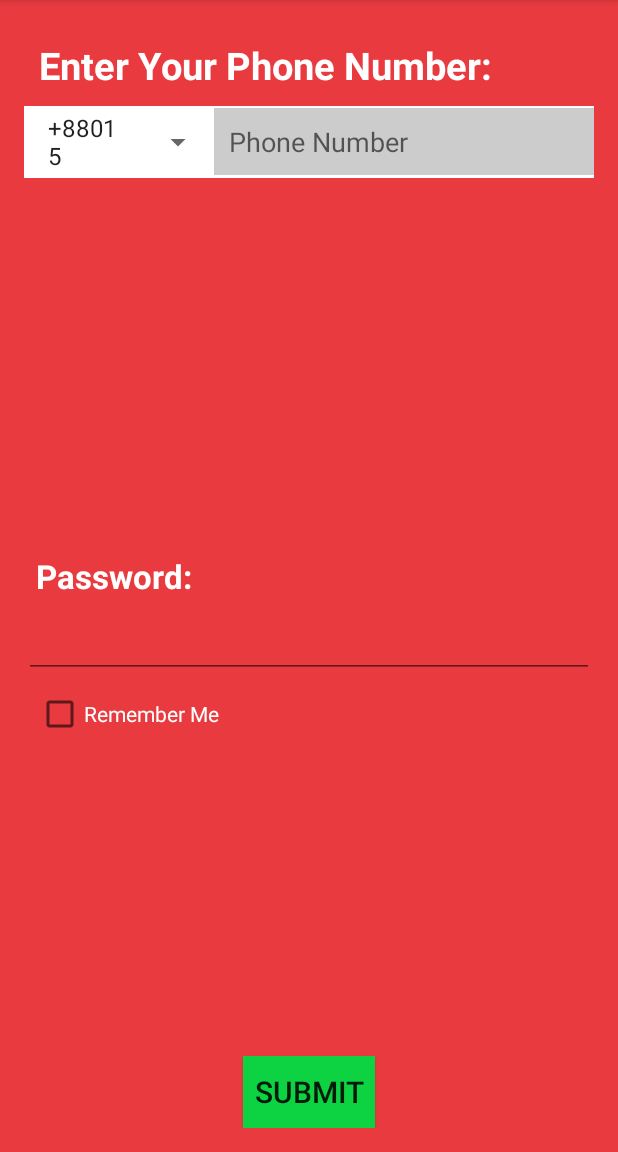
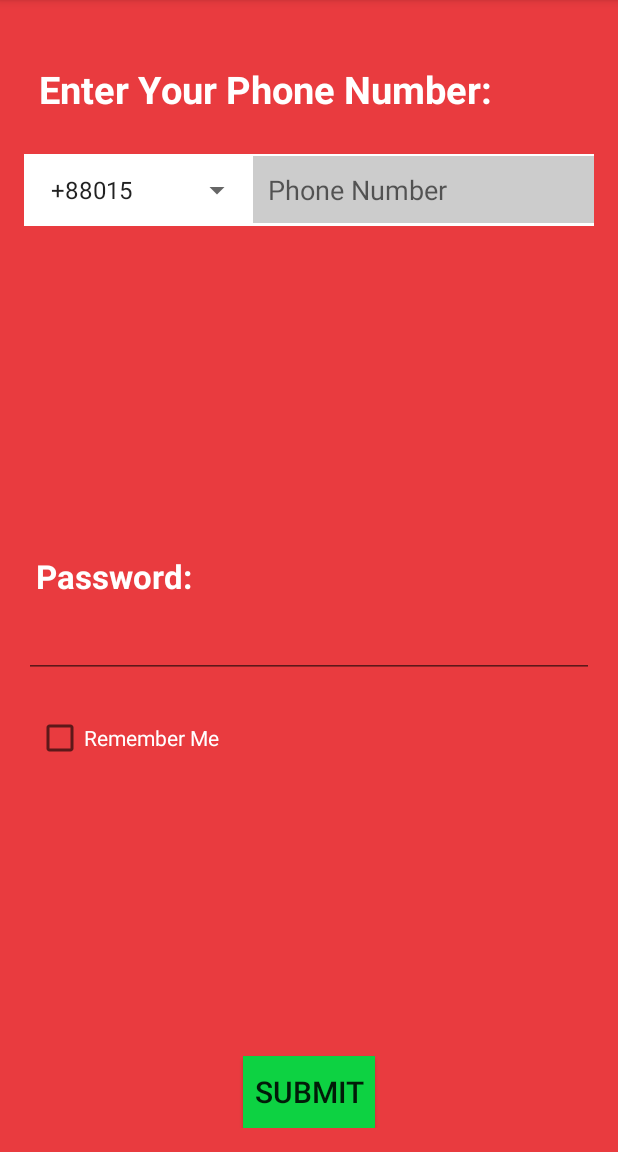
Before and after one commit to AsifShaafi/BloodDonate, an Android app: the UserPhoneNumerInput screen opened directly, with no data from a screen before it, on a phone screen of 412 x 824 dp, the part 84-1236 px from its top. Run offline under Robolectric (Android 15) with nearby library versions, the phone set to English and light mode, and no system bars.

```diff
--- a/app/build.gradle
+++ b/app/build.gradle
@@ -24,4 +24,5 @@ dependencies {
     compile fileTree(include: ['*.jar'], dir: 'libs')
     testCompile 'junit:junit:4.12'
     compile 'com.android.support:appcompat-v7:23.3.0'
+    compile 'com.squareup.okhttp3:okhttp:3.3.1'
 }
--- a/app/src/main/java/com/example/shaafi/blooddonate/SearchPage.java
+++ b/app/src/main/java/com/example/shaafi/blooddonate/SearchPage.java
@@ -19,15 +19,11 @@ import android.widget.Toast;
 public class SearchPage extends AppCompatActivity {
 
     public static String jsonString;
+    public static String bloodType, location;
+    AutoCompleteTextView etLocation;
+    Spinner bloodSpinner;
     private ConnectivityManager connectivityManager;
     private int NETWORK_STATUS = 1;
-
-    public static String bloodType, location;
-
-
-    AutoCompleteTextView etLocation;
-    Spinner bloodSpinner;
-
 
     @Override
     protected void onCreate(Bundle savedInstanceState) {
@@ -118,11 +114,43 @@ public class SearchPage extends AppCompatActivity {
                 //searching and getting the data from the web as json
                 BackgroundTaskSearch backgroundTaskSearch = new BackgroundTaskSearch(this);
                 backgroundTaskSearch.execute(method, bloodType, location);
+
+//                OkHttpClient client = new OkHttpClient();
+//                RequestBody formBody = new FormBody.Builder()
+//                        .add("bloodType", bloodType)
+//                        .add("location", location)
+//                        .build();
+//
+//                Request request = new Request.Builder()
+//                        .url("http://www.androidtesting.tk/connect_blood_donation_fetch_data_2.php")
+//                        .post(formBody)
+//                        .build();
+//
+//                Call call = client.newCall(request);
+//
+//                call.enqueue(new Callback() {
+//                    @Override
+//                    public void onFailure(Call call, IOException e) {
+//
+//                    }
+//
+//                    @Override
+//                    public void onResponse(Call call, Response response) throws IOException {
+//                        final String json = response.body().string();
+//                        runOnUiThread(new Runnable() {
+//                            @Override
+//                            public void run() {
+//                                Toast.makeText(SearchPage.this, "json:" + json, Toast.LENGTH_SHORT).show();
+//                                SearchPage.jsonString = json;
+//                            }
+//                        });
+//                    }
+//                });
+
             }
             else{
                 Toast.makeText(this, "Please connect to internet first", Toast.LENGTH_SHORT).show();
             }
-
         }
         else{
             etLocation.setError("Please Enter Area/Location");
--- a/app/src/main/res/layout/activity_user_phone_numer_input.xml
+++ b/app/src/main/res/layout/activity_user_phone_numer_input.xml
@@ -9,97 +9,103 @@
     android:paddingTop="@dimen/activity_vertical_margin"
     tools:context="com.example.shaafi.blooddonate.UserPhoneNumerInput">
     <TextView
+        android:id="@+id/text_ViewPhoneNum"
         android:layout_width="wrap_content"
         android:layout_height="wrap_content"
+        android:layout_alignParentLeft="true"
+        android:layout_alignParentStart="true"
+        android:layout_alignParentTop="true"
+        android:layout_marginTop="16dp"
+        android:padding="10dp"
+        android:text="@string/enter_phn_number"
         android:textAppearance="?android:attr/textAppearanceLarge"
-        android:text="@string/enter_phn_number"
+        android:textColor="#FFF"
         android:textColorLink="#eee9aa"
-        android:textStyle="bold"
         android:textSize="25sp"
-        android:textColor="#FFF"
-        android:padding="10dp"
-        android:id="@+id/text_ViewPhoneNum"
-        android:layout_alignParentTop="true"
-        android:layout_alignParentLeft="true"
-        android:layout_alignParentStart="true" />
+        android:textStyle="bold"/>
 
     <LinearLayout
-        android:orientation="horizontal"
+        android:id="@+id/linearLayout"
         android:layout_width="match_parent"
         android:layout_height="wrap_content"
+        android:layout_alignParentEnd="true"
+        android:layout_alignParentRight="true"
+        android:layout_below="@+id/text_ViewPhoneNum"
+        android:layout_marginTop="16dp"
         android:background="#fff"
-        android:id="@+id/linearLayout"
-        android:layout_below="@+id/text_ViewPhoneNum"
-        android:layout_alignParentRight="true"
-        android:layout_alignParentEnd="true">
+        android:orientation="horizontal">
 
         <Spinner
+            android:id="@+id/phn_spinner_userIfo"
             android:layout_width="0dp"
             android:layout_height="wrap_content"
-            android:layout_weight="1"
-            android:textStyle="bold"
-            android:layout_gravity="center"
-            android:textColor="#FFF"
-            android:id="@+id/phn_spinner_userIfo"/>
+            android:layout_gravity="center_vertical|center"
+            android:layout_marginLeft="2dp"
+            android:layout_marginStart="2dp"
+            android:layout_weight="4"
+            android:gravity="center|center_horizontal|fill_vertical"
+            android:spinnerMode="dropdown"
+            android:textColor="#FFF"/>
 
         <EditText
+            android:id="@+id/editTextPhoneNumber_userIfo"
             android:layout_width="0dp"
             android:layout_height="wrap_content"
-            android:layout_weight="2"
+            android:layout_gravity="center"
+            android:layout_weight="6"
+            android:background="#cccccc"
+            android:ems="11"
             android:hint="@string/phn_num_hint"
-            android:padding="10dp"
-            android:layout_gravity="center"
-            android:ems="11"
-            android:background="#cccccc"
             android:inputType="phone"
-            android:id="@+id/editTextPhoneNumber_userIfo" />
+            android:padding="10dp"/>
     </LinearLayout>
 
     <Button
+        android:id="@+id/buttonPhoneRegister"
         android:layout_width="wrap_content"
         android:layout_height="wrap_content"
+        android:layout_alignParentBottom="true"
+        android:layout_centerHorizontal="true"
         android:layout_gravity="center"
+        android:background="#0dd242"
+        android:onClick="userInfoClass"
+        android:padding="5dp"
         android:text="Submit"
-        android:background="#0dd242"
-        android:textSize="20sp"
-        android:padding="5dp"
-        android:id="@+id/buttonPhoneRegister"
-        android:onClick="userInfoClass"
-        android:layout_alignParentBottom="true"
-        android:layout_centerHorizontal="true" />
+        android:textSize="20sp"/>
 
     <EditText
+        android:id="@+id/editTextPass_userInfo"
         android:layout_width="match_parent"
         android:layout_height="wrap_content"
-        android:inputType="textPassword"
+        android:layout_alignParentLeft="true"
+        android:layout_alignParentStart="true"
+        android:layout_below="@+id/textView5"
+        android:layout_marginBottom="16dp"
         android:ems="10"
-        android:id="@+id/editTextPass_userInfo"
-        android:layout_below="@+id/textView5"
-        android:layout_alignParentLeft="true"
-        android:layout_alignParentStart="true" />
+        android:inputType="textPassword"/>
 
     <TextView
+        android:id="@+id/textView5"
         android:layout_width="wrap_content"
         android:layout_height="wrap_content"
+        android:layout_alignParentLeft="true"
+        android:layout_alignParentStart="true"
+        android:layout_centerVertical="true"
+        android:padding="8sp"
+        android:text="Password:"
         android:textAppearance="?android:attr/textAppearanceLarge"
         android:textColor="#fff"
-        android:padding="8sp"
-        android:text="Password:"
-        android:textStyle="bold"
-        android:id="@+id/textView5"
-        android:layout_centerVertical="true"
-        android:layout_alignParentLeft="true"
-        android:layout_alignParentStart="true" />
+        android:textStyle="bold"/>
 
     <CheckBox
+        android:id="@+id/checkBox_remember"
         android:layout_width="wrap_content"
         android:layout_height="wrap_content"
+        android:layout_alignParentLeft="true"
+        android:layout_alignParentStart="true"
+        android:layout_below="@+id/editTextPass_userInfo"
+        android:layout_margin="8dp"
         android:text="Remember Me"
-        android:textColor="#fff"
-        android:id="@+id/checkBox_remember"
-        android:layout_below="@+id/editTextPass_userInfo"
-        android:layout_alignParentLeft="true"
-        android:layout_margin="8dp"
-        android:layout_alignParentStart="true"/>
+        android:textColor="#fff"/>
 
 </RelativeLayout>
--- a/build.gradle
+++ b/build.gradle
@@ -5,7 +5,7 @@ buildscript {
         jcenter()
     }
     dependencies {
-        classpath 'com.android.tools.build:gradle:2.1.0'
+        classpath 'com.android.tools.build:gradle:2.2.2'
 
         // NOTE: Do not place your application dependencies here; they belong
         // in the individual module build.gradle files
```
Also changed, not shown: gradle/wrapper/gradle-wrapper.properties.
